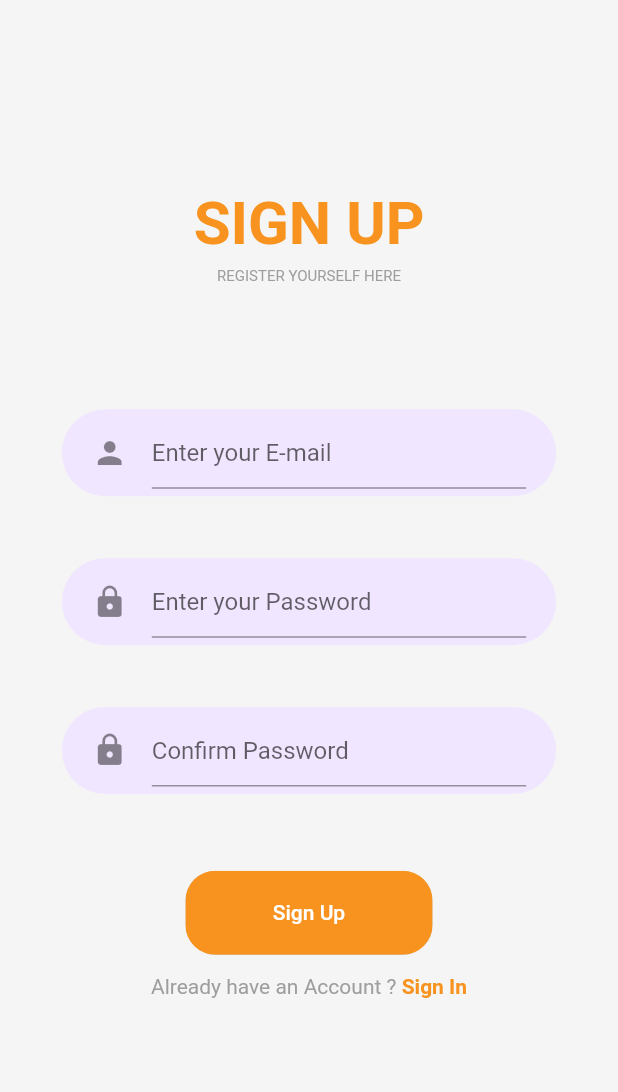
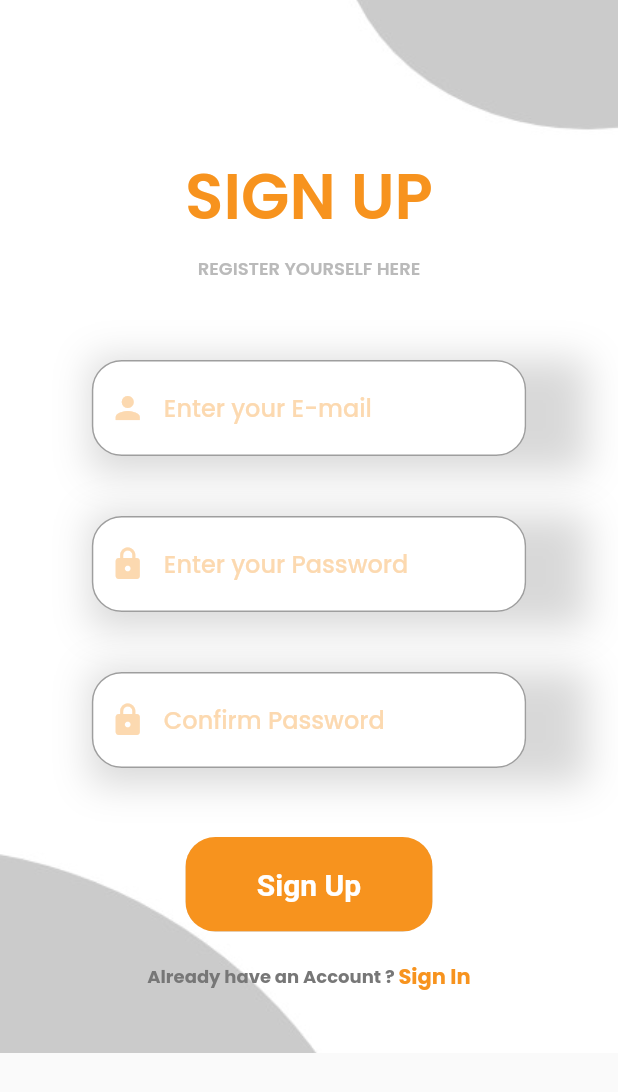
Before and after one commit to charbel-ayrouth/smartfit, a Flutter app: the screen it shows after launch, after a tap on "Sign In", after a tap on "Sign Up", on a phone screen of 412 x 824 dp. Shown: the top 1092 px of the screen. Run offline on Flutter 3.47's test engine with Material 2 defaults, Android fonts, the phone set to English and light mode, and no system bars; our stand-ins replace cloud_firestore, firebase_auth, firebase_core, flutter_spinkit; missing offline and left inert: dart:ffi; accounts and stored records are empty.

Commit message:
sign in adn register like design

```diff
--- a/lib/main.dart
+++ b/lib/main.dart
@@ -25,8 +25,7 @@ class MyApp extends StatelessWidget {
       child: MaterialApp(
         debugShowCheckedModeBanner: false,
         theme: ThemeData(
-          primaryColor: kPrimaryColor,
-          scaffoldBackgroundColor: Colors.white,
+          fontFamily: "Poppins",
         ),
         // anything inside Wrapper widget can access the data provided by the StreamProvider
         home: Wrapper(),
--- a/lib/shared/components/account_check.dart
+++ b/lib/screens/authenticate/components/account_check.dart
@@ -15,7 +15,11 @@ class AccountCheck extends StatelessWidget {
       children: <Widget>[
         Text(
           login ? "Don’t have an Account ? " : "Already have an Account ? ",
-          style: TextStyle(color: Colors.grey[500]),
+          style: TextStyle(
+            color: Color(0xFF777777),
+            fontSize: 12,
+            fontWeight: FontWeight.bold,
+          ),
         ),
         GestureDetector(
           onTap: press,
--- a/lib/shared/components/rounded_button.dart
+++ b/lib/screens/authenticate/components/rounded_button.dart
@@ -35,7 +35,10 @@ class RoundedButton extends StatelessWidget {
           primary: color,
           padding: EdgeInsets.symmetric(horizontal: 30, vertical: 20),
           textStyle: TextStyle(
-              color: textColor, fontSize: 14, fontWeight: FontWeight.w500)),
+            color: textColor,
+            fontSize: 20,
+            fontWeight: FontWeight.bold,
+          )),
     );
   }
 }
--- a/lib/shared/components/rounded_input_field.dart
+++ b/lib/screens/authenticate/components/rounded_input_field.dart
@@ -1,3 +1,5 @@
+// ignore_for_file: prefer_const_constructors
+
 import 'dart:ffi';
 
 import 'package:flutter/material.dart';
@@ -23,20 +25,46 @@ class RoundedInputField extends StatelessWidget {
   Widget build(BuildContext context) {
     Size size = MediaQuery.of(context).size;
     return Container(
-      // margin: EdgeInsets.symmetric(vertical: 10),
       padding: EdgeInsets.symmetric(horizontal: 20, vertical: 5),
       width: size.width * 0.8,
       decoration: BoxDecoration(
-        color: kPrimaryLightColor,
-        borderRadius: BorderRadius.circular(29),
+        boxShadow: [
+          BoxShadow(
+            color: Colors.grey.withOpacity(0.4),
+            blurRadius: 20,
+            spreadRadius: 0.5,
+            offset: Offset(20, 5),
+          ),
+        ],
       ),
       child: TextFormField(
         obscureText: obscureText,
         decoration: InputDecoration(
-            hintText: hintText,
-            icon: Icon(
-              icon,
-            )),
+          fillColor: Colors.white,
+          filled: true,
+          hintText: hintText,
+          enabledBorder: OutlineInputBorder(
+            borderRadius: BorderRadius.circular(20),
+            borderSide: BorderSide(
+              color: Colors.grey,
+              width: 1.0,
+            ),
+          ),
+          focusedBorder: OutlineInputBorder(
+            borderRadius: BorderRadius.circular(20),
+            borderSide: BorderSide(
+              color: kPrimaryColor,
+              width: 2.0,
+            ),
+          ),
+          prefixIcon: Icon(
+            icon,
+            color: kInputColor,
+          ),
+          hintStyle: TextStyle(
+            color: kInputColor,
+          ),
+        ),
         validator: validator,
         onChanged: onChanged,
         controller: controller,
--- a/lib/screens/authenticate/register.dart
+++ b/lib/screens/authenticate/register.dart
@@ -2,9 +2,9 @@
 
 import 'package:flutter/material.dart';
 import 'package:smartfit/services/auth.dart';
-import 'package:smartfit/shared/components/account_check.dart';
-import 'package:smartfit/shared/components/rounded_button.dart';
-import 'package:smartfit/shared/components/rounded_input_field.dart';
+import 'package:smartfit/screens/authenticate/components/account_check.dart';
+import 'package:smartfit/screens/authenticate/components/rounded_button.dart';
+import 'package:smartfit/screens/authenticate/components/rounded_input_field.dart';
 import 'package:smartfit/shared/constants.dart';
 import 'package:smartfit/shared/loading.dart';
 
@@ -33,29 +33,38 @@ class _RegisterState extends State<Register> {
     return loading
         ? Loading()
         : Scaffold(
-            backgroundColor: Colors.grey[100],
-            body: Form(
+            body: Container(
+              // width: double.infinity,
+              // height: double.infinity,
+              decoration: BoxDecoration(
+                image: DecorationImage(
+                  image: AssetImage("assets/images/background.jpeg"),
+                  fit: BoxFit.cover,
+                ),
+              ),
+              child: Form(
                 key: _formKey,
-                child: Container(
-                  alignment: Alignment.center,
                 child: SingleChildScrollView(
                   child: Column(
-                      mainAxisAlignment: MainAxisAlignment.center,
                     children: <Widget>[
+                      SizedBox(height: 100),
                       Text(
                         "SIGN UP",
                         style: TextStyle(
-                              fontWeight: FontWeight.bold,
-                              fontSize: 40,
+                            fontWeight: FontWeight.w600,
+                            fontSize: 42,
                             color: kPrimaryColor),
                       ),
-                        SizedBox(height: size.height * 0.007),
+                      SizedBox(height: 7),
                       Text(
                         "REGISTER YOURSELF HERE",
-                          style:
-                              TextStyle(fontSize: 10, color: Colors.grey[500]),
+                        style: TextStyle(
+                          fontSize: 12,
+                          fontWeight: FontWeight.w600,
+                          color: Color(0xFFBABABA),
                         ),
-                        SizedBox(height: size.height * 0.10),
+                      ),
+                      SizedBox(height: 47),
                       RoundedInputField(
                           hintText: "Enter your E-mail",
                           obscureText: false,
@@ -71,9 +80,7 @@ class _RegisterState extends State<Register> {
                               email = value;
                             });
                           }),
-                        SizedBox(
-                          height: size.height * 0.05,
-                        ),
+                      SizedBox(height: 30),
                       RoundedInputField(
                         controller: _pass,
                         hintText: "Enter your Password",
@@ -91,9 +98,7 @@ class _RegisterState extends State<Register> {
                         },
                         obscureText: true,
                       ),
-                        SizedBox(
-                          height: size.height * 0.05,
-                        ),
+                      SizedBox(height: 30),
                       RoundedInputField(
                         controller: _confirmPass,
                         hintText: "Confirm Password",
@@ -114,9 +119,14 @@ class _RegisterState extends State<Register> {
                         },
                         obscureText: true,
                       ),
-                        SizedBox(
-                          height: size.height * 0.05,
+                      Text(
+                        error,
+                        style: TextStyle(
+                          color: Colors.red,
+                          fontSize: 14.0,
                         ),
+                      ),
+                      SizedBox(height: 10),
                       RoundedButton(
                         text: "Sign Up",
                         press: () async {
@@ -124,9 +134,8 @@ class _RegisterState extends State<Register> {
                             setState(() {
                               loading = true;
                             });
-                              dynamic result =
-                                  await _auth.registerWithEmailAndPassword(
-                                      email, password);
+                            dynamic result = await _auth
+                                .registerWithEmailAndPassword(email, password);
                             if (result == null) {
                               setState(() {
                                 error = "Please supply a avalid email";
@@ -136,26 +145,18 @@ class _RegisterState extends State<Register> {
                           }
                         },
                       ),
-                        SizedBox(height: size.height * 0.004),
+                      SizedBox(height: 10),
                       AccountCheck(
                           login: false,
                           press: () {
                             widget.toggleView();
                           }),
-                        SizedBox(
-                          height: size.height * 0.02,
-                        ),
-                        Text(
-                          error,
-                          style: TextStyle(
-                            color: Colors.red,
-                            fontSize: 14.0,
-                          ),
-                        )
+                      SizedBox(height: 40),
                     ],
                   ),
                 ),
-                )),
+              ),
+            ),
           );
   }
 }
--- a/lib/screens/authenticate/sign_in.dart
+++ b/lib/screens/authenticate/sign_in.dart
@@ -4,9 +4,9 @@ import 'package:firebase_auth/firebase_auth.dart';
 import 'package:flutter/material.dart';
 import 'package:smartfit/screens/authenticate/register.dart';
 import 'package:smartfit/services/auth.dart';
-import 'package:smartfit/shared/components/account_check.dart';
-import 'package:smartfit/shared/components/rounded_button.dart';
-import 'package:smartfit/shared/components/rounded_input_field.dart';
+import 'package:smartfit/screens/authenticate/components/account_check.dart';
+import 'package:smartfit/screens/authenticate/components/rounded_button.dart';
+import 'package:smartfit/screens/authenticate/components/rounded_input_field.dart';
 import 'package:smartfit/shared/constants.dart';
 import 'package:smartfit/shared/loading.dart';
 
@@ -37,34 +37,38 @@ class _SignInState extends State<SignIn> {
         ? Loading()
         : Scaffold(
             // resizeToAvoidBottomInset: false,
-            backgroundColor: Colors.grey[100],
-            body: Form(
-              key: _formkey,
-              child: Container(
-                alignment: Alignment.center,
+            body: Container(
+              decoration: BoxDecoration(
+                image: DecorationImage(
+                  image: AssetImage("assets/images/background.jpeg"),
+                  fit: BoxFit.cover,
+                ),
+              ),
+              child: Form(
+                key: _formkey,
                 child: SingleChildScrollView(
                   child: Column(
-                    mainAxisAlignment: MainAxisAlignment.center,
                     children: <Widget>[
+                      SizedBox(height: 100),
                       Text(
                         "SIGN IN",
                         style: TextStyle(
-                            fontWeight: FontWeight.bold,
-                            fontSize: 40,
-                            color: kPrimaryColor),
+                          fontWeight: FontWeight.w700,
+                          fontSize: 42,
+                          color: kPrimaryColor,
+                        ),
                       ),
-                      SizedBox(height: size.height * 0.007),
+                      SizedBox(height: 7),
                       Text(
                         "WELCOME BACK !",
-                        style: TextStyle(fontSize: 10, color: Colors.grey[500]),
+                        style: TextStyle(
+                            fontSize: 12,
+                            color: Color(
+                              0xFFBABABA,
+                            ),
+                            fontWeight: FontWeight.w700),
                       ),
-                      SizedBox(height: size.height * 0.004),
-                      AccountCheck(
-                          login: true,
-                          press: () {
-                            widget.toggleView();
-                          }),
-                      SizedBox(height: size.height * 0.10),
+                      SizedBox(height: 70),
                       RoundedInputField(
                           hintText: "Enter your E-mail",
                           obscureText: false,
@@ -80,9 +84,7 @@ class _SignInState extends State<SignIn> {
                               email = value;
                             });
                           }),
-                      SizedBox(
-                        height: size.height * 0.05,
-                      ),
+                      SizedBox(height: 55),
                       RoundedInputField(
                           hintText: "Enter your Password",
                           icon: Icons.lock,
@@ -98,9 +100,14 @@ class _SignInState extends State<SignIn> {
                             });
                           },
                           obscureText: true),
-                      SizedBox(
-                        height: size.height * 0.05,
+                      Text(
+                        error,
+                        style: TextStyle(
+                          color: Colors.red,
+                          fontSize: 14.0,
+                        ),
                       ),
+                      SizedBox(height: 33),
                       RoundedButton(
                         text: "Sign In",
                         press: () async {
@@ -119,15 +126,14 @@ class _SignInState extends State<SignIn> {
                         },
                       ),
                       SizedBox(
-                        height: size.height * 0.02,
+                        height: 25,
                       ),
-                      Text(
-                        error,
-                        style: TextStyle(
-                          color: Colors.red,
-                          fontSize: 14.0,
-                        ),
-                      )
+                      AccountCheck(
+                          login: true,
+                          press: () {
+                            widget.toggleView();
+                          }),
+                      SizedBox(height: 50),
                     ],
                   ),
                 ),
--- a/lib/screens/home/home.dart
+++ b/lib/screens/home/home.dart
@@ -1,7 +1,12 @@
 import 'package:flutter/material.dart';
 import 'package:smartfit/services/auth.dart';
 
-class Home extends StatelessWidget {
+class Home extends StatefulWidget {
+  @override
+  State<Home> createState() => _HomeState();
+}
+
+class _HomeState extends State<Home> {
   final AuthService _auth = AuthService();
 
   @override
--- a/lib/shared/constants.dart
+++ b/lib/shared/constants.dart
@@ -4,12 +4,13 @@ const textInputDecoration = InputDecoration(
   fillColor: Colors.white,
   filled: true,
   enabledBorder: OutlineInputBorder(
-    borderSide: BorderSide(color: Colors.white, width: 2.0),
+    borderSide: BorderSide(color: kInputColor, width: 2.0),
   ),
   focusedBorder: OutlineInputBorder(
-    borderSide: BorderSide(color: Colors.pink, width: 2.0),
+    borderSide: BorderSide(color: kPrimaryColor, width: 2.0),
   ),
 );
 
-const kPrimaryColor = Color(0xFFf7931e);
+const kPrimaryColor = Color(0xFFF7931E);
 const kPrimaryLightColor = Color(0xFFF1E6FF);
+const kInputColor = Color(0xFFfcd9b0);
--- a/lib/shared/loading.dart
+++ b/lib/shared/loading.dart
@@ -7,10 +7,10 @@ class Loading extends StatelessWidget {
   @override
   Widget build(BuildContext context) {
     return Container(
-      color: Colors.brown[100],
+      color: Colors.white,
       child: Center(
         child: SpinKitChasingDots(
-          color: Colors.brown,
+          color: Colors.orange,
           size: 50.0,
         ),
       ),
```
Also changed, not shown: pubspec.yaml (+13 -7 lines), assets/images/Logo.png (added), assets/images/background.jpeg (added), fonts/Poppins-Bold.ttf (added), fonts/Poppins-Light.ttf (added), fonts/Poppins-Medium.ttf (added), fonts/Poppins-SemiBold.ttf (added). Lines whose indentation alone changed are shown as unchanged.
